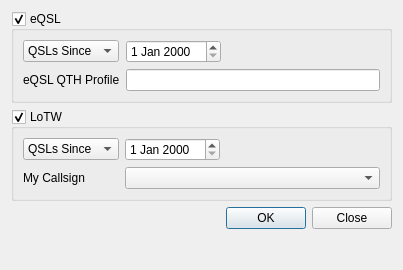
Before: the Qt Designer form ui/DownloadQSLDialog.ui in aa5sh/QLog, drawn with Qt 5.
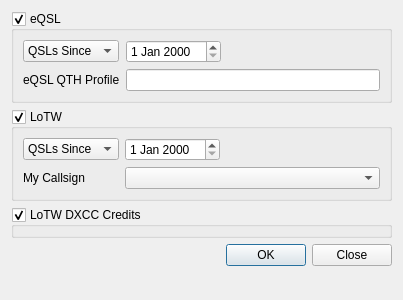
After: the same form once the commit is applied.

Commit message: Add LoTW DXCC credits import and UI option

```diff
--- a/ui/DownloadQSLDialog.ui
+++ b/ui/DownloadQSLDialog.ui
@@ -7,7 +7,7 @@
     <x>0</x>
     <y>0</y>
     <width>403</width>
-    <height>270</height>
+    <height>300</height>
    </rect>
   </property>
   <property name="windowTitle">
@@ -109,7 +109,17 @@
      </layout>
     </widget>
    </item>
-   <item row="2" column="1">
+   <item row="2" column="0" colspan="2">
+    <widget class="QGroupBox" name="lotwDXCCGroupBox">
+     <property name="title">
+      <string>LoTW DXCC Credits</string>
+     </property>
+     <property name="checkable">
+      <bool>true</bool>
+     </property>
+    </widget>
+   </item>
+   <item row="3" column="1">
     <widget class="QDialogButtonBox" name="buttonBox">
      <property name="orientation">
       <enum>Qt::Horizontal</enum>
```
Left out of the diff: 1 changed line with no effect on the pictures. The commit also changes 7 other files.
